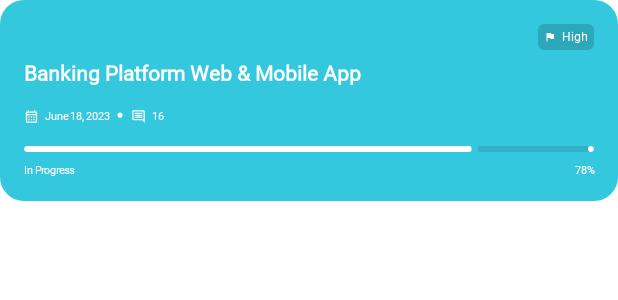
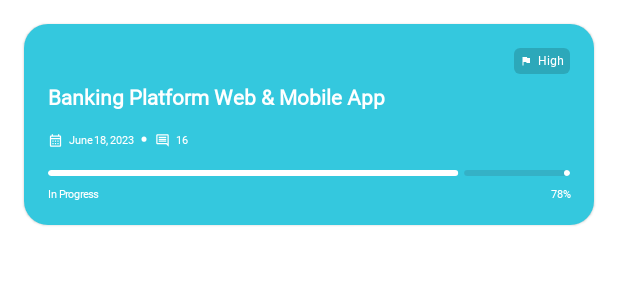
Before and after one commit to guerrerorodrigo/myprojects, an Android app built with Jetpack Compose: the @Preview function PreviewColorProjectCard, on a phone screen of 412 x 824 dp. Shown: the top 300 px of the screen. Run offline under Robolectric (Android 15) with nearby library versions, the phone set to English and light mode, and no system bars; Roboto replaces fonts that are not available here.

Commit message:
Add task card

```diff
--- a/app/src/main/java/com/rodrigoguerrero/myprojects/projects/ui/components/ProjectCard.kt
+++ b/app/src/main/java/com/rodrigoguerrero/myprojects/projects/ui/components/ProjectCard.kt
@@ -1,7 +1,7 @@
 package com.rodrigoguerrero.myprojects.projects.ui.components
 
-import androidx.compose.foundation.BorderStroke
 import androidx.compose.foundation.layout.Arrangement
+import androidx.compose.foundation.layout.Box
 import androidx.compose.foundation.layout.Column
 import androidx.compose.foundation.layout.Row
 import androidx.compose.foundation.layout.Spacer
@@ -45,14 +45,9 @@ fun ProjectCard(
                 MyProjectsTheme.colors.white
             }
         ),
-        border = if (project.hasDefaultBackgroundColor) {
-            BorderStroke(
-                width = dimensionResource(id = R.dimen.border_width),
-                color = MyProjectsTheme.colors.black
-            )
-        } else {
-            null
-        }
+        elevation = CardDefaults.cardElevation(
+            defaultElevation = dimensionResource(id = R.dimen.card_elevation)
+        )
     ) {
         Column(
             modifier = Modifier.padding(all = MyProjectsTheme.padding.m),
@@ -111,7 +106,9 @@ private fun PreviewTransparentProjectCard() {
     )
 
     MyProjectsTheme {
-        ProjectCard(project = project, onClick = { })
+        Box(modifier = Modifier.padding(MyProjectsTheme.padding.m)) {
+            ProjectCard(project = project, onClick = { })
+        }
     }
 }
 
@@ -130,7 +127,9 @@ private fun PreviewColorProjectCard() {
     )
 
     MyProjectsTheme {
-        ProjectCard(project = project, onClick = { })
+        Box(modifier = Modifier.padding(MyProjectsTheme.padding.m)) {
+            ProjectCard(project = project, onClick = { })
+        }
     }
 }
 
@@ -148,6 +147,8 @@ private fun PreviewColorProjectCardNoPriority() {
     )
 
     MyProjectsTheme {
-        ProjectCard(project = project, onClick = { })
+        Box(modifier = Modifier.padding(MyProjectsTheme.padding.m)) {
+            ProjectCard(project = project, onClick = { })
+        }
     }
 }
--- a/app/src/main/java/com/rodrigoguerrero/myprojects/projects/ui/models/Status.kt
+++ b/app/src/main/java/com/rodrigoguerrero/myprojects/projects/ui/models/Status.kt
@@ -1,12 +1,15 @@
 package com.rodrigoguerrero.myprojects.projects.ui.models
 
 import androidx.annotation.StringRes
+import androidx.compose.ui.graphics.Color
 import com.rodrigoguerrero.myprojects.R
+import com.rodrigoguerrero.myprojects.ui.theme.MyProjectsColors
 
 enum class Status(
-    @StringRes val statusRes: Int
+    @StringRes val statusRes: Int,
+    val color: Color
 ) {
-    ToDo(R.string.status_to_do),
-    InProgress(R.string.status_in_progress),
-    Done(R.string.status_done)
+    ToDo(statusRes = R.string.status_to_do, color = MyProjectsColors().blue),
+    InProgress(statusRes = R.string.status_in_progress, color = MyProjectsColors().green),
+    Done(statusRes = R.string.status_done, color = MyProjectsColors().purple)
 }
--- a/app/src/main/res/values/dimens.xml
+++ b/app/src/main/res/values/dimens.xml
@@ -7,4 +7,5 @@
     <dimen name="tag_icon_size">8dp</dimen>
     <dimen name="project_card_icon_size">10dp</dimen>
     <dimen name="project_card_circle_size">2dp</dimen>
+    <dimen name="card_elevation">1dp</dimen>
 </resources>
```
Also changed, not shown: app/src/main/java/com/rodrigoguerrero/myprojects/projects/ui/components/TaskCard.kt (added, +140 -0 lines), app/src/main/java/com/rodrigoguerrero/myprojects/projects/ui/models/Task.kt (added, +9 -0 lines).
